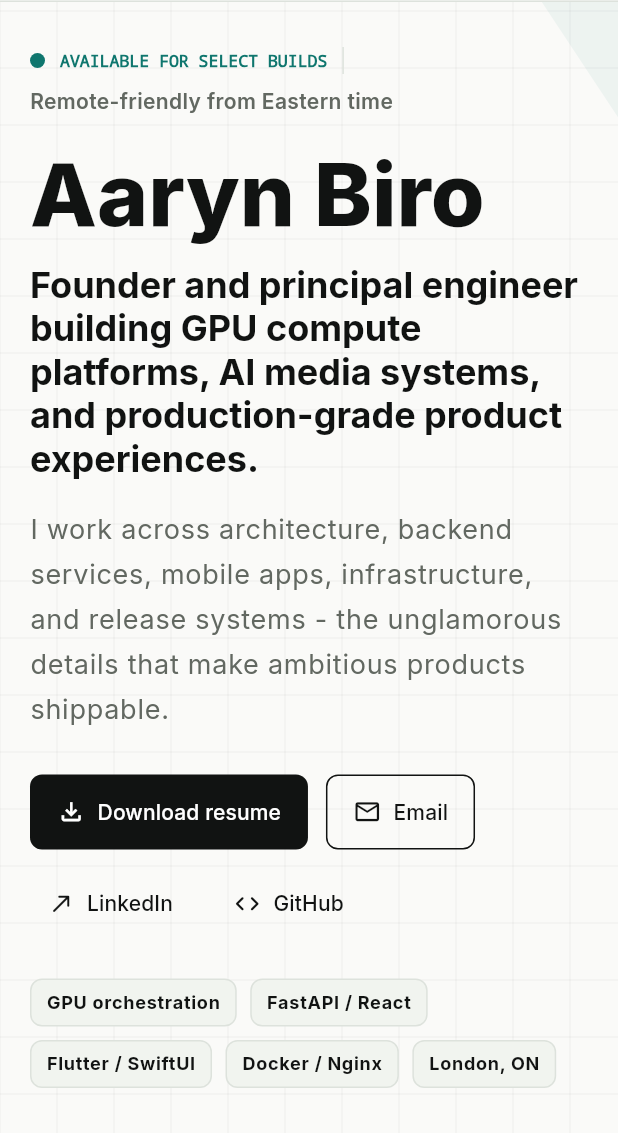
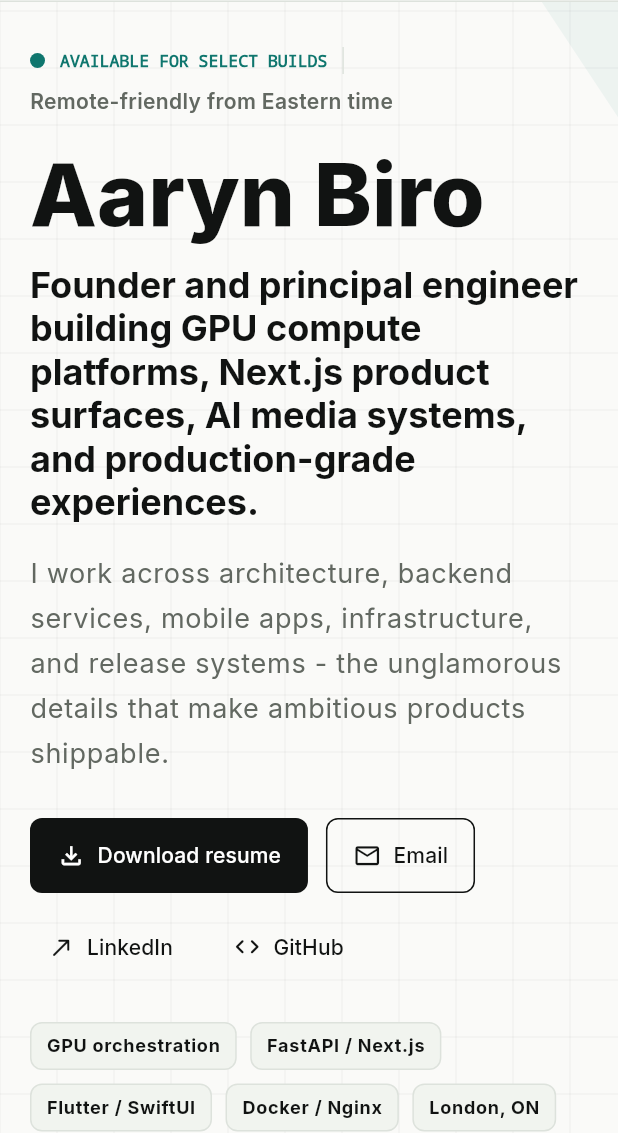
Before and after one commit to aabiro/aabiro.github.io, a Flutter app: the screen it shows after launch, on a phone screen of 412 x 824 dp, the part 103-1236 px from its top. Run offline on Flutter 3.47's test engine with Material 3 defaults, Android fonts, the phone set to English and light mode, and no system bars; our stand-ins replace firebase_core, google_fonts, web; accounts and stored records are empty; statements that could not run were skipped.

Commit message:
Add Next.js to resume and portfolio

```diff
--- a/lib/home_page.dart
+++ b/lib/home_page.dart
@@ -60,7 +60,7 @@ class _HomePageState extends State<HomePage> {
           'A secure GPU workload orchestration platform spanning public APIs, scheduler logic, worker coordination, billing workflows, and developer tooling.',
       outcomes: [
         'Designed admission-gated workers, private mesh networking, container isolation, and audit-oriented event handling.',
-        'Built modular backend services across routing, scheduling, billing, privacy, persistence, CI, and deployment paths.',
+        'Built modular backend and Next.js surfaces across routing, scheduling, billing, privacy, persistence, CI, and deployment paths.',
         'Created production-minded tooling for multi-node operations instead of one-off scripts.',
       ],
       tags: [
@@ -68,6 +68,7 @@ class _HomePageState extends State<HomePage> {
         'Secure APIs',
         'Schedulers',
         'Billing',
+        'Next.js',
         'Developer tools'
       ],
       accent: _green,
@@ -237,6 +238,7 @@ class _HomePageState extends State<HomePage> {
       title: 'Frontend and mobile',
       skills: [
         'React',
+        'Next.js',
         'TypeScript',
         'SwiftUI',
         'Flutter',
@@ -425,7 +427,7 @@ class _HomePageState extends State<HomePage> {
         ConstrainedBox(
           constraints: const BoxConstraints(maxWidth: 760),
           child: Text(
-            'Founder and principal engineer building GPU compute platforms, AI media systems, and production-grade product experiences.',
+            'Founder and principal engineer building GPU compute platforms, Next.js product surfaces, AI media systems, and production-grade experiences.',
             style: textTheme.headlineSmall?.copyWith(
               color: _ink,
               height: 1.22,
@@ -482,7 +484,7 @@ class _HomePageState extends State<HomePage> {
           runSpacing: 9,
           children: [
             _Tag('GPU orchestration'),
-            _Tag('FastAPI / React'),
+            _Tag('FastAPI / Next.js'),
             _Tag('Flutter / SwiftUI'),
             _Tag('Docker / Nginx'),
             _Tag('London, ON'),
```
Also changed, not shown: 1 other file.
